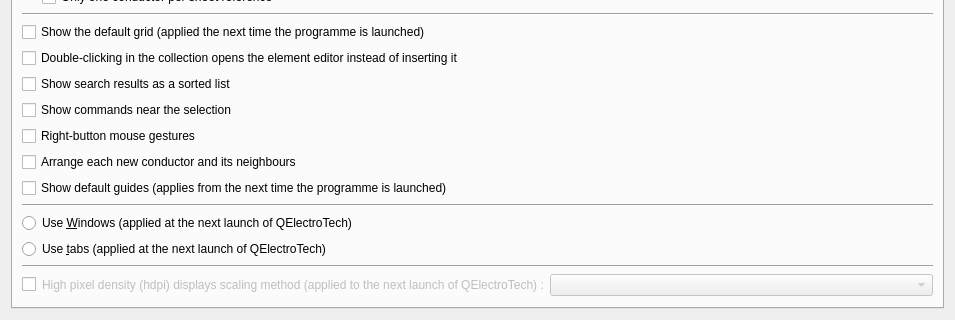
Above: sources/ui/configpage/generalconfigurationpage.ui from itaueira/qelectrotech-source before the change; both pictures show x 0 to 955 and y 257 to 577 of the 955 by 577 pixel window. Below: the same form after it.
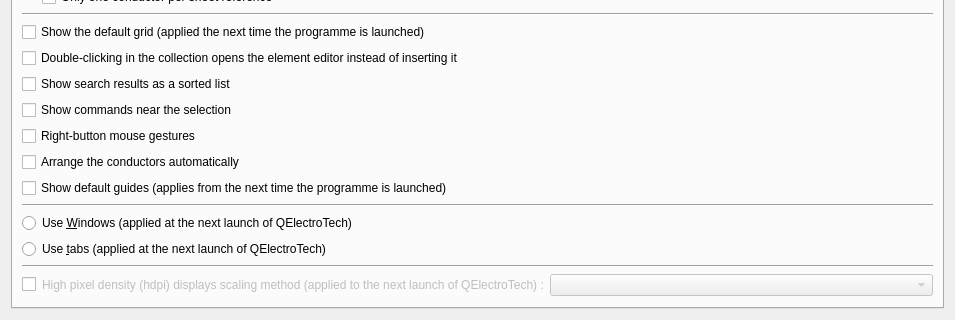
That is the form after the change. Custom widgets are drawn as their Qt base class.

```diff
--- a/sources/ui/configpage/generalconfigurationpage.ui
+++ b/sources/ui/configpage/generalconfigurationpage.ui
@@ -228,7 +228,7 @@
           <string>The bend goes in the middle of the free space, and conductors that would touch go on separate lanes. Conductors dragged by hand never move.</string>
          </property>
          <property name="text">
-          <string>Arrange each new conductor and its neighbours</string>
+          <string>Arrange the conductors automatically</string>
          </property>
         </widget>
        </item>
```
Left out of the diff: 2 changed lines with no effect on the pictures.
